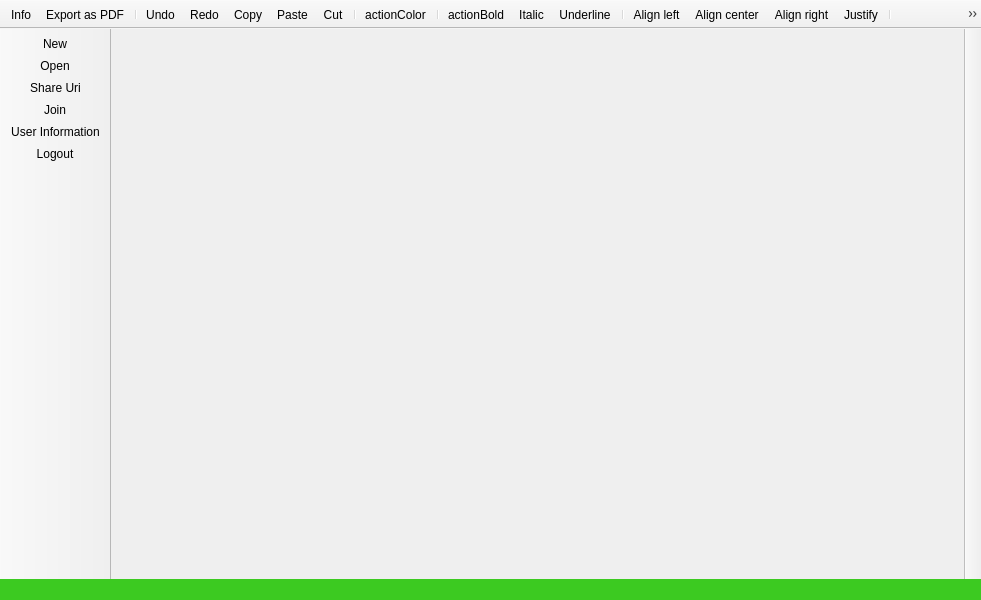
Qt form client/MainWindow.ui (anphetamina/CoText) before a commit.
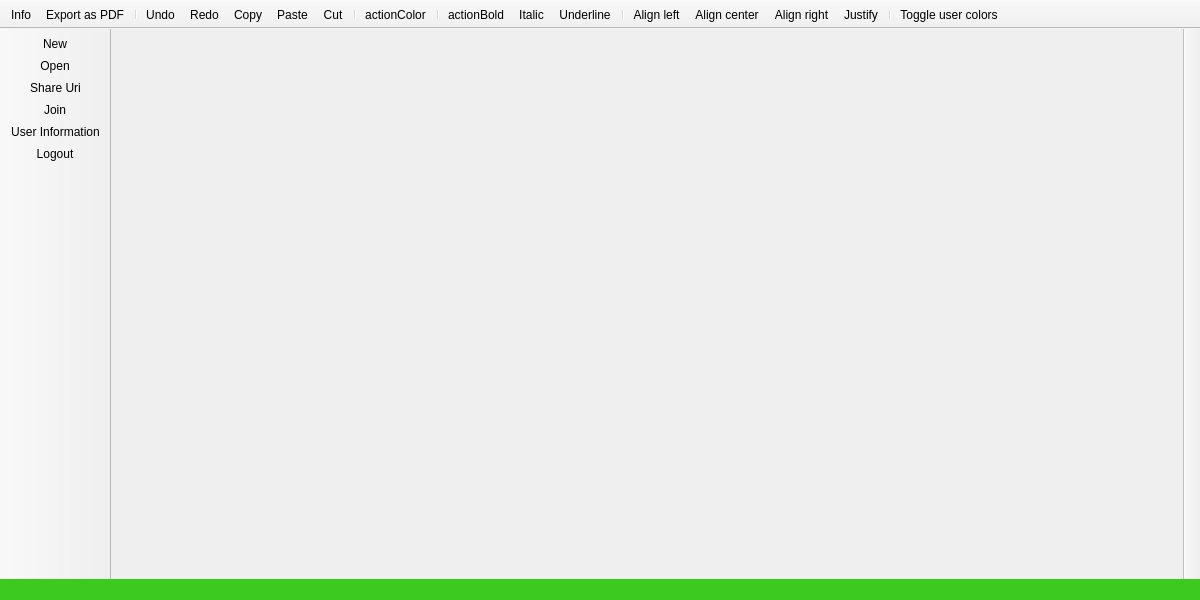
The same form after that commit. Icons and pictures are not drawn.

Commit message: increased main window default width size

```diff
--- a/client/MainWindow.ui
+++ b/client/MainWindow.ui
@@ -6,7 +6,7 @@
    <rect>
     <x>0</x>
     <y>0</y>
-    <width>981</width>
+    <width>1200</width>
     <height>600</height>
    </rect>
   </property>
```
